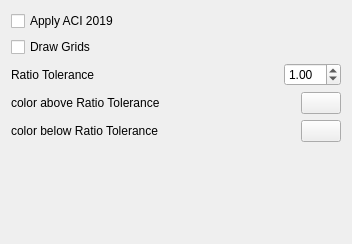
Old version of the form ui/preferences-punch_visual.ui in the repository ebrahimraeyat/OSAFE.
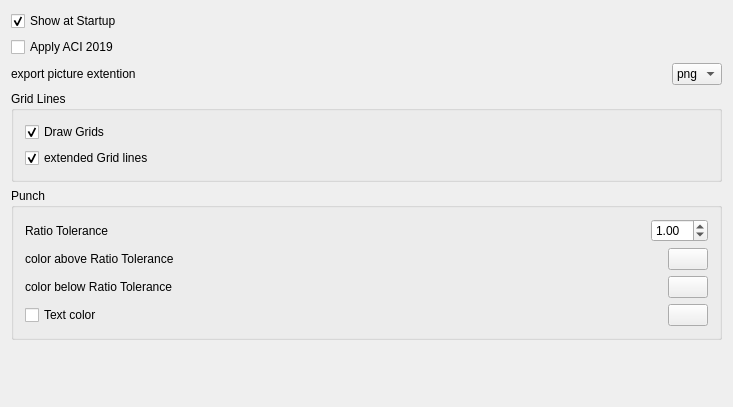
New version of the form. Custom widgets are drawn as their Qt base class.

The edit to the form file:
```diff
--- a/ui/preferences-punch_visual.ui
+++ b/ui/preferences-punch_visual.ui
@@ -6,14 +6,30 @@
    <rect>
     <x>0</x>
     <y>0</y>
-    <width>352</width>
-    <height>244</height>
+    <width>733</width>
+    <height>407</height>
    </rect>
   </property>
   <property name="windowTitle">
    <string>Settings</string>
   </property>
   <layout class="QVBoxLayout" name="verticalLayout">
+   <item>
+    <widget class="Gui::PrefCheckBox" name="show_at_startup">
+     <property name="text">
+      <string>Show at Startup</string>
+     </property>
+     <property name="checked">
+      <bool>true</bool>
+     </property>
+     <property name="prefEntry" stdset="0">
+      <cstring>show_at_startup</cstring>
+     </property>
+     <property name="prefPath" stdset="0">
+      <cstring>Mod/Civil</cstring>
+     </property>
+    </widget>
+   </item>
    <item>
     <widget class="Gui::PrefCheckBox" name="checkBox_2">
      <property name="text">
@@ -28,10 +44,68 @@
     </widget>
    </item>
    <item>
+    <layout class="QHBoxLayout" name="horizontalLayout_5">
+     <item>
+      <widget class="QLabel" name="label_3">
+       <property name="text">
+        <string>export picture extention</string>
+       </property>
+      </widget>
+     </item>
+     <item>
+      <spacer name="horizontalSpacer_5">
+       <property name="orientation">
+        <enum>Qt::Horizontal</enum>
+       </property>
+       <property name="sizeHint" stdset="0">
+        <size>
+         <width>40</width>
+         <height>20</height>
+        </size>
+       </property>
+      </spacer>
+     </item>
+     <item>
+      <widget class="Gui::PrefComboBox" name="picture_ext">
+       <property name="prefEntry" stdset="0">
+        <cstring>picture_ext</cstring>
+       </property>
+       <property name="prefPath" stdset="0">
+        <cstring>Mod/Civil</cstring>
+       </property>
+       <item>
+        <property name="text">
+         <string>png</string>
+        </property>
+       </item>
+       <item>
+        <property name="text">
+         <string>jpg</string>
+        </property>
+       </item>
+       <item>
+        <property name="text">
+         <string>pdf</string>
+        </property>
+       </item>
+      </widget>
+     </item>
+    </layout>
+   </item>
+   <item>
+    <widget class="QGroupBox" name="groupBox">
+     <property name="title">
+      <string>Grid Lines</string>
+     </property>
+     <layout class="QVBoxLayout" name="verticalLayout_2">
+      <item>
     <widget class="Gui::PrefCheckBox" name="checkBox">
      <property name="text">
       <string>Draw Grids</string>
      </property>
+        <property name="checked">
+         <bool>true</bool>
+        </property>
      <property name="prefEntry" stdset="0">
       <cstring>draw_grid</cstring>
      </property>
@@ -41,6 +115,31 @@
     </widget>
    </item>
    <item>
+       <widget class="Gui::PrefCheckBox" name="extend_grid">
+        <property name="text">
+         <string>extended Grid lines</string>
+        </property>
+        <property name="checked">
+         <bool>true</bool>
+        </property>
+        <property name="prefEntry" stdset="0">
+         <cstring>extend_grid</cstring>
+        </property>
+        <property name="prefPath" stdset="0">
+         <cstring>Mod/Civil</cstring>
+        </property>
+       </widget>
+      </item>
+     </layout>
+    </widget>
+   </item>
+   <item>
+    <widget class="QGroupBox" name="groupBox_2">
+     <property name="title">
+      <string>Punch</string>
+     </property>
+     <layout class="QVBoxLayout" name="verticalLayout_3">
+      <item>
     <layout class="QHBoxLayout" name="horizontalLayout">
      <item>
       <widget class="QLabel" name="label">
@@ -163,6 +262,59 @@
     </layout>
    </item>
    <item>
+       <layout class="QHBoxLayout" name="horizontalLayout_4">
+        <item>
+         <widget class="Gui::PrefCheckBox" name="is_text_color">
+          <property name="text">
+           <string>Text color</string>
+          </property>
+          <property name="checked">
+           <bool>false</bool>
+          </property>
+          <property name="prefEntry" stdset="0">
+           <cstring>is_text_color</cstring>
+          </property>
+          <property name="prefPath" stdset="0">
+           <cstring>Mod/Civil</cstring>
+          </property>
+         </widget>
+        </item>
+        <item>
+         <spacer name="horizontalSpacer_4">
+          <property name="orientation">
+           <enum>Qt::Horizontal</enum>
+          </property>
+          <property name="sizeHint" stdset="0">
+           <size>
+            <width>40</width>
+            <height>20</height>
+           </size>
+          </property>
+         </spacer>
+        </item>
+        <item>
+         <widget class="Gui::PrefColorButton" name="text_color">
+          <property name="color">
+           <color>
+            <red>0</red>
+            <green>0</green>
+            <blue>0</blue>
+           </color>
+          </property>
+          <property name="prefEntry" stdset="0">
+           <cstring>text_color</cstring>
+          </property>
+          <property name="prefPath" stdset="0">
+           <cstring>Mod/Civil</cstring>
+          </property>
+         </widget>
+        </item>
+       </layout>
+      </item>
+     </layout>
+    </widget>
+   </item>
+   <item>
     <spacer name="verticalSpacer">
      <property name="orientation">
       <enum>Qt::Vertical</enum>
@@ -195,6 +347,11 @@
    <extends>QCheckBox</extends>
    <header>Gui/PrefWidgets.h</header>
   </customwidget>
+  <customwidget>
+   <class>Gui::PrefComboBox</class>
+   <extends>QComboBox</extends>
+   <header>Gui/PrefWidgets.h</header>
+  </customwidget>
   <customwidget>
    <class>Gui::PrefDoubleSpinBox</class>
    <extends>QDoubleSpinBox</extends>
```
Lines whose indentation alone changed are shown as unchanged.
